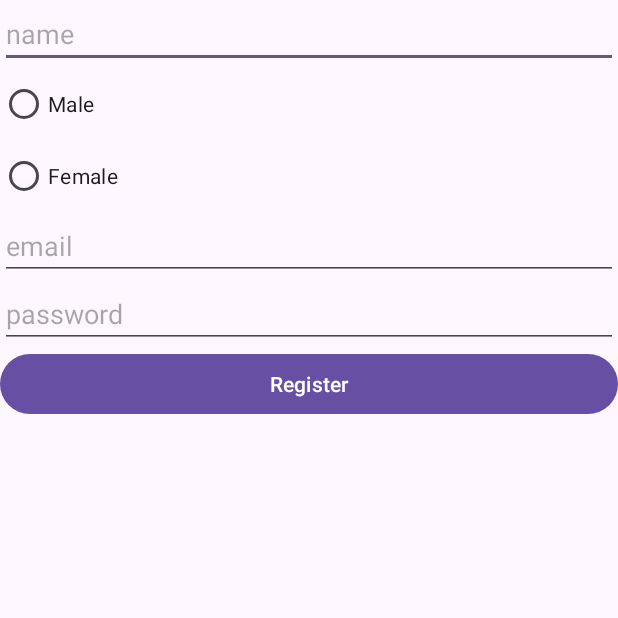
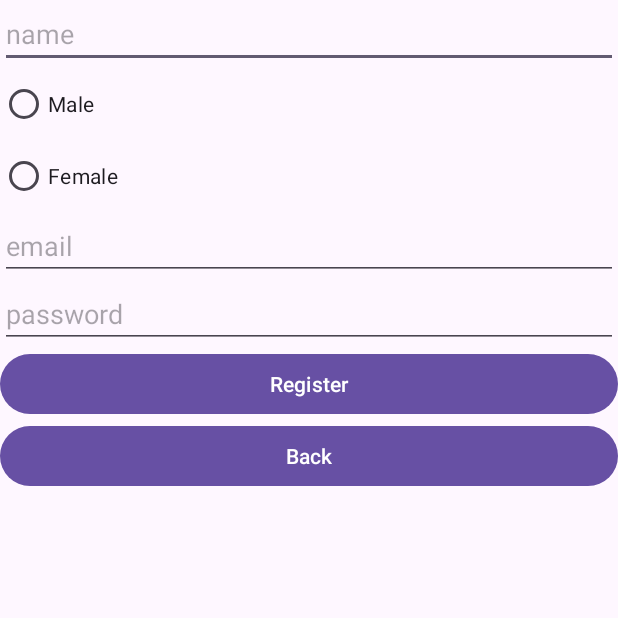
Before and after one commit to NTC223/Dating-App, an Android app: the RegistationActivity screen opened directly, with no data from a screen before it, on a phone screen of 412 x 824 dp, the top half of it. Run offline under Robolectric (Android 15) with nearby library versions, the phone set to English and light mode, and no system bars; our stand-ins replace Firebase (no records; nobody signed in at launch, a user with empty details on screens opened directly); 1 statement that could not run was skipped.

Commit message:
add: Back button

```diff
--- a/app/src/main/java/com/example/datingapp/ChooseLoginOrRegistationActivity.java
+++ b/app/src/main/java/com/example/datingapp/ChooseLoginOrRegistationActivity.java
@@ -38,7 +38,6 @@ public class ChooseLoginOrRegistationActivity extends AppCompatActivity {
             public void onClick(View view){
                 Intent intent = new Intent(ChooseLoginOrRegistationActivity.this, LoginActivity.class);
                 startActivity(intent);
-                finish();
             }
         });
 
@@ -47,7 +46,6 @@ public class ChooseLoginOrRegistationActivity extends AppCompatActivity {
             public void onClick(View view){
                 Intent intent = new Intent(ChooseLoginOrRegistationActivity.this, RegistationActivity.class);
                 startActivity(intent);
-                finish();
             }
         });
     }
--- a/app/src/main/java/com/example/datingapp/RegistationActivity.java
+++ b/app/src/main/java/com/example/datingapp/RegistationActivity.java
@@ -30,7 +30,7 @@ import java.sql.DatabaseMetaData;
 
 public class RegistationActivity extends AppCompatActivity {
 
-    private Button mRegister;
+    private Button mRegister, mBack;
     private EditText mEmail, mPassword ,mName;
 
     private RadioGroup mRadioGroup;
@@ -59,6 +59,7 @@ public class RegistationActivity extends AppCompatActivity {
 
 
         mRegister = (Button) findViewById(R.id.register);
+        mBack = (Button) findViewById(R.id.back);
 
         mEmail = (EditText) findViewById(R.id.email);
         mPassword = (EditText) findViewById(R.id.password);
@@ -95,6 +96,13 @@ public class RegistationActivity extends AppCompatActivity {
                 });
             }
         });
+
+        mBack.setOnClickListener(new View.OnClickListener() {
+            @Override
+            public void onClick(View view) {
+                finish();
+            }
+        });
     }
 
     @Override
--- a/app/src/main/res/layout/activity_login.xml
+++ b/app/src/main/res/layout/activity_login.xml
@@ -24,5 +24,10 @@
         android:layout_height="wrap_content"
         android:text="Login"
         android:id="@+id/login"/>
+    <Button
+        android:layout_width="match_parent"
+        android:layout_height="wrap_content"
+        android:text="Back"
+        android:id="@+id/back"/>
 
 </LinearLayout>
--- a/app/src/main/res/layout/activity_registation.xml
+++ b/app/src/main/res/layout/activity_registation.xml
@@ -42,5 +42,10 @@
         android:layout_height="wrap_content"
         android:text="Register"
         android:id="@+id/register"/>
+    <Button
+        android:layout_width="match_parent"
+        android:layout_height="wrap_content"
+        android:text="Back"
+        android:id="@+id/back"/>
 
 </LinearLayout>
```
Also changed, not shown: app/src/main/java/com/example/datingapp/LoginActivity.java (+10 -1 lines).
